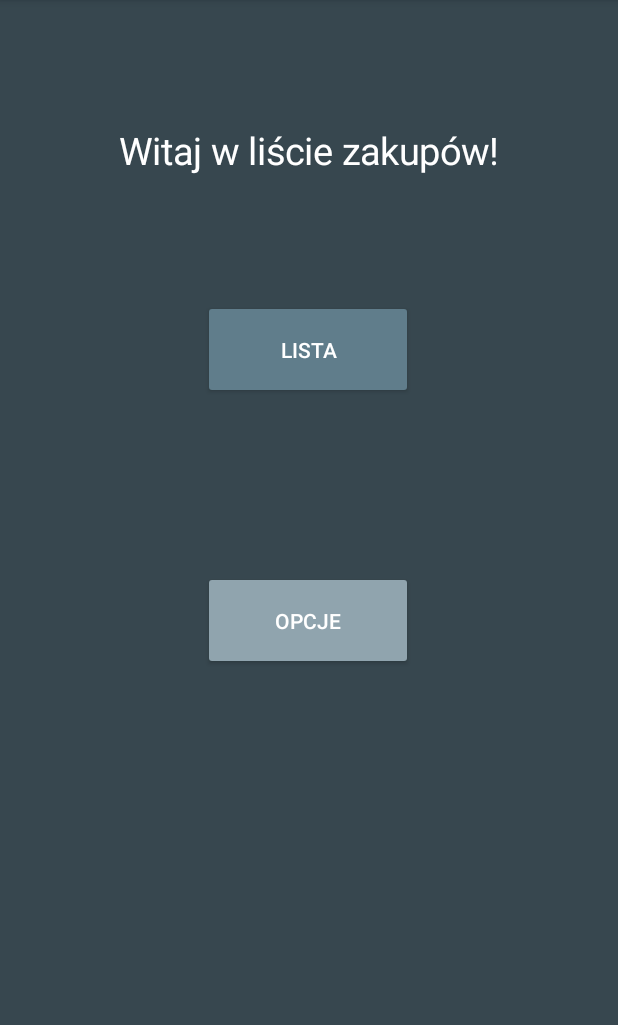
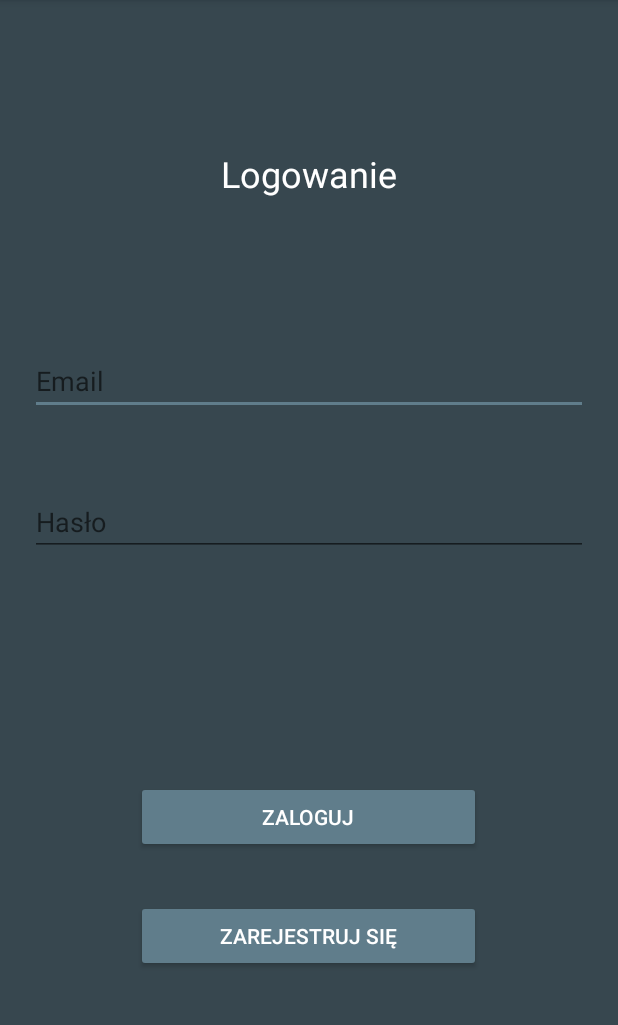
Before and after one commit to tope96/Android-Shop-List, an Android app: the screen it shows after launch (MainActivity before the commit, LoginActivity after it), on a phone screen of 412 x 824 dp, the part 84-1109 px from its top. Run offline under Robolectric (Android 15) with nearby library versions, the phone set to English and light mode, and no system bars; our stand-ins replace Firebase (no records; nobody signed in at launch, a user with empty details on screens opened directly).

Commit message:
added login and registration

```diff
--- /dev/null
+++ b/app/src/main/java/com/example/firstproject/LoginActivity.java
@@ -0,0 +1,172 @@
+package com.example.firstproject;
+
+import androidx.annotation.NonNull;
+import androidx.appcompat.app.AppCompatActivity;
+
+import android.content.Context;
+import android.content.Intent;
+import android.content.SharedPreferences;
+import android.os.Bundle;
+import android.text.TextUtils;
+import android.util.Log;
+import android.view.View;
+import android.widget.Button;
+import android.widget.EditText;
+import android.widget.ProgressBar;
+import android.widget.TextView;
+import android.widget.Toast;
+
+import com.google.android.gms.tasks.OnCompleteListener;
+import com.google.android.gms.tasks.Task;
+import com.google.firebase.auth.AuthResult;
+import com.google.firebase.auth.FirebaseAuth;
+import com.google.firebase.auth.FirebaseUser;
+
+public class LoginActivity extends AppCompatActivity {
+
+    private FirebaseAuth mAuth;
+    private EditText etEmail, etPass;
+    private Button btLogin;
+    private ProgressBar progressBar;
+    private SharedPreferences preferences;
+
+    @Override
+    protected void onCreate(Bundle savedInstanceState) {
+        preferences = getSharedPreferences("settings", Context.MODE_PRIVATE);
+        boolean darkMode = preferences.getBoolean("darkTheme", true);
+        changeTheme(darkMode);
+
+        super.onCreate(savedInstanceState);
+        setContentView(R.layout.activity_login);
+
+        etEmail = findViewById(R.id.etEmail);
+        etPass = findViewById(R.id.etPass);
+        btLogin = findViewById(R.id.btLogin);
+        progressBar = findViewById(R.id.progressBar);
+
+        mAuth = FirebaseAuth.getInstance();
+    }
+
+    @Override
+    protected void onStart() {
+        super.onStart();
+        FirebaseUser currentUser = mAuth.getCurrentUser();
+    }
+
+    private void createAccount(String email, String password) {
+        if (!validateForm()) {
+            return;
+        }
+
+        showProgress();
+
+        mAuth.createUserWithEmailAndPassword(email, password)
+                .addOnCompleteListener(this, new OnCompleteListener<AuthResult>() {
+                    @Override
+                    public void onComplete(@NonNull Task<AuthResult> task) {
+                        if (task.isSuccessful()) {
+                            Log.d("TOMEK", "createUserWithEmail:success");
+                            FirebaseUser user = mAuth.getCurrentUser();
+                            Intent intent = new Intent(LoginActivity.this, MainActivity.class);
+                            intent.addFlags(Intent.FLAG_ACTIVITY_CLEAR_TOP);
+                            intent.addFlags(Intent.FLAG_ACTIVITY_CLEAR_TASK);
+                            startActivity(intent);
+                            finish();
+                        } else {
+                            Toast.makeText(getApplicationContext(), R.string.SignUpFailed,
+                                    Toast.LENGTH_SHORT).show();
+                        }
+
+                        if (!task.isSuccessful()) {
+                            hideProgress();
+                        }
+                    }
+                });
+
+    }
+
+    private void LogIn(String email, String password){
+        if (!validateForm()) {
+            return;
+        }
+
+        showProgress();
+
+        mAuth.signInWithEmailAndPassword(email, password)
+                .addOnCompleteListener(this, new OnCompleteListener<AuthResult>() {
+                    @Override
+                    public void onComplete(@NonNull Task<AuthResult> task) {
+                        if (task.isSuccessful()) {
+                            FirebaseUser user = mAuth.getCurrentUser();
+                            Intent intent = new Intent(LoginActivity.this, MainActivity.class);
+                            intent.addFlags(Intent.FLAG_ACTIVITY_CLEAR_TOP);
+                            intent.addFlags(Intent.FLAG_ACTIVITY_CLEAR_TASK);
+                            startActivity(intent);
+                            finish();
+                        } else {
+                            Toast.makeText(LoginActivity.this, R.string.LogInFailed,
+                                    Toast.LENGTH_SHORT).show();
+                        }
+
+                        if (!task.isSuccessful()) {
+                            hideProgress();
+                        }
+                    }
+                });
+
+    }
+
+    private boolean validateForm() {
+        boolean valid = true;
+
+        String email = etEmail.getText().toString();
+        if (TextUtils.isEmpty(email)) {
+            etEmail.setError(getString(R.string.textRequire));
+            valid = false;
+        } else {
+            etEmail.setError(null);
+        }
+
+        String password = etPass.getText().toString();
+        if (TextUtils.isEmpty(password)) {
+            etPass.setError(getString(R.string.textRequire));
+            valid = false;
+        } else {
+            etPass.setError(null);
+        }
+
+        return valid;
+    };
+
+    public void Login(View view) {
+        String email = etEmail.getText().toString();
+        String password = etPass.getText().toString();
+
+        LogIn(email, password);
+    }
+
+    public void showProgress(){
+        progressBar.setVisibility(View.VISIBLE);
+    }
+
+    public void hideProgress(){
+        progressBar.setVisibility(View.GONE);
+    }
+
+    public void signup(View view) {
+        String email = etEmail.getText().toString();
+        String password = etPass.getText().toString();
+
+        createAccount(email, password);
+    }
+
+    private void changeTheme(boolean dark){
+        if(dark){
+            setTheme(R.style.AppTheme2);
+        }else{
+            setTheme(R.style.AppTheme);
+        }
+
+    }
+
+}
--- a/app/src/main/java/com/example/firstproject/MainActivity.java
+++ b/app/src/main/java/com/example/firstproject/MainActivity.java
@@ -18,6 +18,9 @@ import android.widget.LinearLayout;
 import android.widget.TextView;
 import android.widget.Toast;
 
+import com.google.firebase.auth.FirebaseAuth;
+import com.google.firebase.auth.FirebaseUser;
+
 import java.util.ArrayList;
 import java.util.List;
 
@@ -28,11 +31,24 @@ public class MainActivity extends AppCompatActivity {
 
     @Override
     protected void onCreate(Bundle savedInstanceState) {
+        FirebaseAuth firebaseAuth = FirebaseAuth.getInstance();
+        FirebaseUser firebaseUser = firebaseAuth.getCurrentUser();
+        if(firebaseUser == null){
+            Intent intent = new Intent(MainActivity.this, LoginActivity.class);
+            intent.addFlags(Intent.FLAG_ACTIVITY_CLEAR_TOP);
+            intent.addFlags(Intent.FLAG_ACTIVITY_CLEAR_TASK);
+
+            startActivity(intent);
+            finish();
+        }
+
         preferences = getSharedPreferences("settings", Context.MODE_PRIVATE);
         boolean darkMode = preferences.getBoolean("darkTheme", true);
         changeTheme(darkMode);
 
         super.onCreate(savedInstanceState);
+
+
 
         setContentView(R.layout.activity_main);
         tvFontSize = findViewById(R.id.tvTest);
--- /dev/null
+++ b/app/src/main/res/layout/activity_login.xml
@@ -0,0 +1,90 @@
+<?xml version="1.0" encoding="utf-8"?>
+<androidx.constraintlayout.widget.ConstraintLayout xmlns:android="http://schemas.android.com/apk/res/android"
+    xmlns:app="http://schemas.android.com/apk/res-auto"
+    xmlns:tools="http://schemas.android.com/tools"
+    android:layout_width="match_parent"
+    android:layout_height="match_parent"
+    tools:context=".LoginActivity">
+
+    <Button
+        android:id="@+id/btRegister"
+        style="@android:style/Widget.Material.Button.Colored"
+        android:layout_width="230dp"
+        android:layout_height="wrap_content"
+        android:onClick="signup"
+        android:text="Zarejestruj się"
+        app:layout_constraintBottom_toBottomOf="parent"
+        app:layout_constraintEnd_toEndOf="parent"
+        app:layout_constraintHorizontal_bias="0.497"
+        app:layout_constraintStart_toStartOf="parent"
+        app:layout_constraintTop_toTopOf="parent"
+        app:layout_constraintVertical_bias="0.833" />
+
+    <Button
+        android:id="@+id/btLogin"
+        style="@android:style/Widget.Material.Button.Colored"
+        android:layout_width="230dp"
+        android:layout_height="wrap_content"
+        android:onClick="Login"
+        android:text="Zaloguj"
+        app:layout_constraintBottom_toBottomOf="parent"
+        app:layout_constraintEnd_toEndOf="parent"
+        app:layout_constraintHorizontal_bias="0.497"
+        app:layout_constraintStart_toStartOf="parent"
+        app:layout_constraintTop_toTopOf="parent"
+        app:layout_constraintVertical_bias="0.723" />
+
+    <EditText
+        android:id="@+id/etEmail"
+        android:layout_width="0dp"
+        android:layout_height="wrap_content"
+        android:layout_marginLeft="20dp"
+        android:layout_marginRight="20dp"
+        android:ems="10"
+        android:hint="Email"
+        android:inputType="textEmailAddress"
+        app:layout_constraintBottom_toBottomOf="parent"
+        app:layout_constraintEnd_toEndOf="parent"
+        app:layout_constraintStart_toStartOf="parent"
+        app:layout_constraintTop_toTopOf="parent"
+        app:layout_constraintVertical_bias="0.32" />
+
+    <EditText
+        android:id="@+id/etPass"
+        android:layout_width="0dp"
+        android:layout_height="wrap_content"
+        android:layout_marginLeft="20dp"
+        android:layout_marginRight="20dp"
+        android:ems="10"
+        android:hint="Hasło"
+        android:inputType="textPassword"
+        app:layout_constraintBottom_toBottomOf="parent"
+        app:layout_constraintEnd_toEndOf="parent"
+        app:layout_constraintStart_toStartOf="parent"
+        app:layout_constraintTop_toTopOf="parent"
+        app:layout_constraintVertical_bias="0.45" />
+
+    <TextView
+        android:id="@+id/tvLogin"
+        android:layout_width="wrap_content"
+        android:layout_height="wrap_content"
+        android:text="Logowanie"
+        android:textSize="24sp"
+        app:layout_constraintBottom_toTopOf="@+id/etEmail"
+        app:layout_constraintEnd_toEndOf="parent"
+        app:layout_constraintStart_toStartOf="parent"
+        app:layout_constraintTop_toTopOf="parent" />
+
+    <ProgressBar
+        android:id="@+id/progressBar"
+        style="?android:attr/progressBarStyle"
+        android:layout_width="239dp"
+        android:layout_height="121dp"
+        android:visibility="gone"
+        app:layout_constraintBottom_toBottomOf="parent"
+        app:layout_constraintEnd_toEndOf="parent"
+        app:layout_constraintHorizontal_bias="0.498"
+        app:layout_constraintStart_toStartOf="parent"
+        app:layout_constraintTop_toTopOf="parent" />
+
+</androidx.constraintlayout.widget.ConstraintLayout>
--- a/app/src/main/res/values/strings.xml
+++ b/app/src/main/res/values/strings.xml
@@ -10,4 +10,7 @@
     <string name="saveSuccess">Zapisano!</string>
     <string name="productExists">Taki produkt już istnieje. Wybierz inną nazwę.</string>
     <string name="productEmpty">Nie możesz dodać pustego produktu.</string>
+    <string name="textRequire">Wymagane!</string>
+    <string name="SignUpFailed">Nie udało się utworzyć konta</string>
+    <string name="LogInFailed">Nie udało się zalogować</string>
 </resources>
```
Also changed, not shown: app/src/main/AndroidManifest.xml (+7 -6 lines), app/src/main/java/com/example/firstproject/options.java (+11 -0 lines), app/src/main/res/layout/activity_options.xml (+15 -1 lines), app/build.gradle (line endings or trailing spaces), 1 other file.
